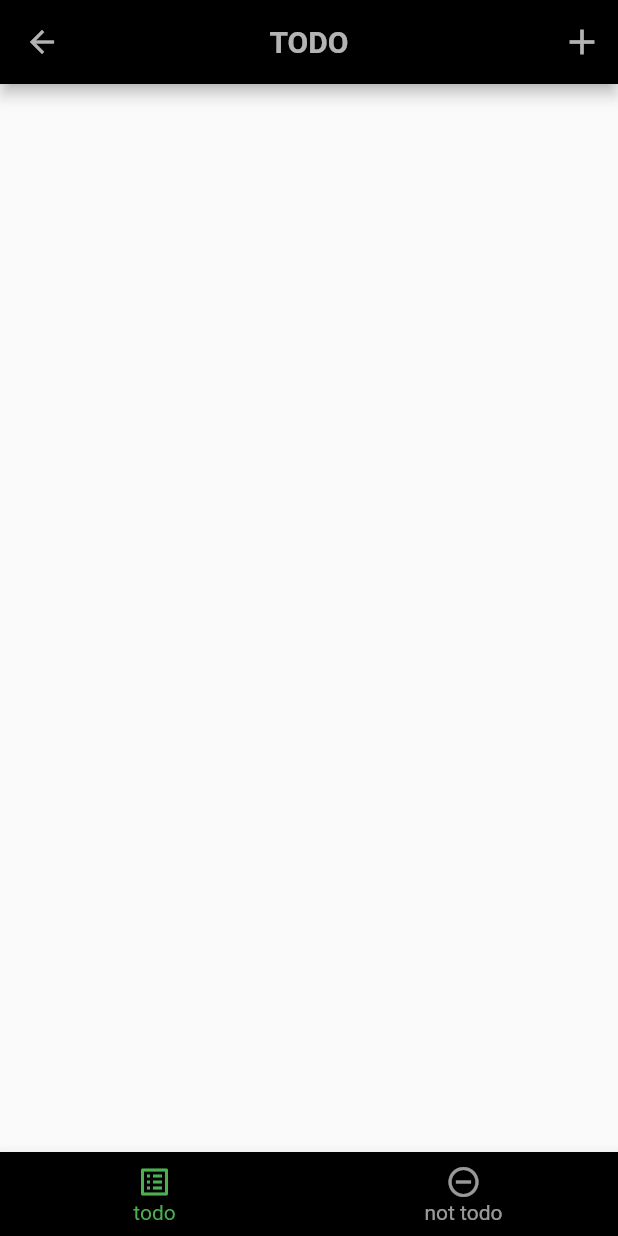
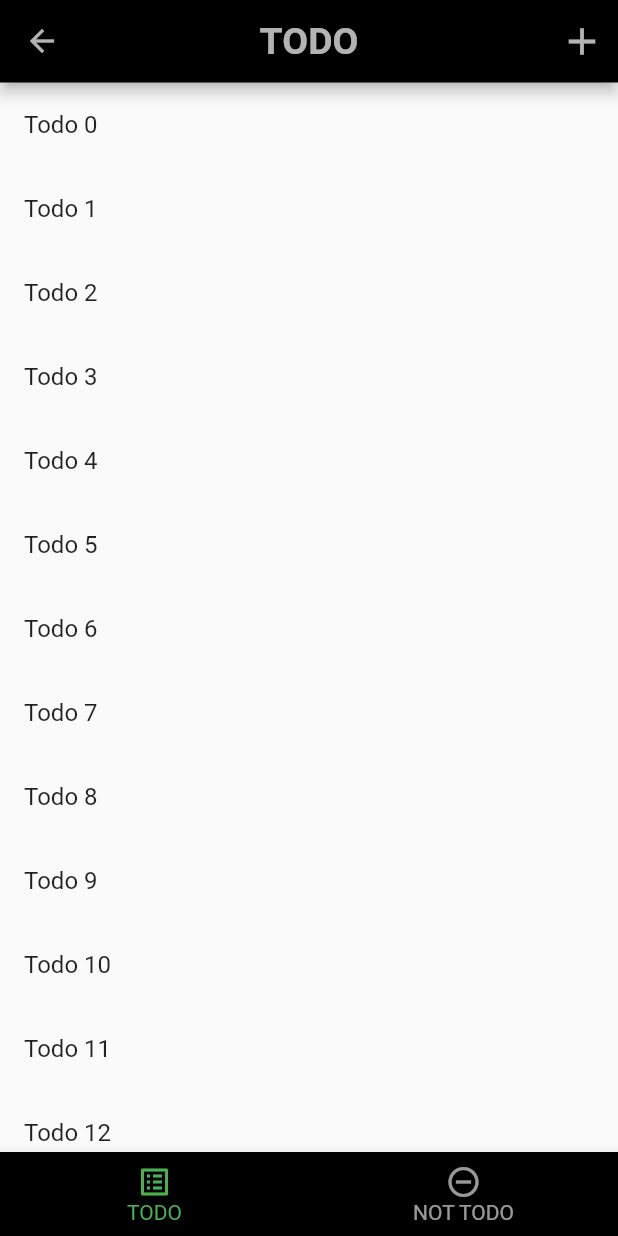
Before and after one commit to ddorori7/flutter-practice, a Flutter app: the TodoListView screen opened by its route, on a phone screen of 412 x 824 dp. Run offline on Flutter 3.47's test engine with Material 2 defaults, Android fonts, the phone set to English and light mode, and no system bars; our stand-ins replace get.

Commit message:
앱바 컴포넌트 정리, 페이지 정리

```diff
--- /dev/null
+++ b/lib/pages/detail_screen.dart
@@ -0,0 +1,29 @@
+// 투두 타일 선택시! 상세화면
+import 'package:flutter/material.dart';
+import 'package:hello_world/models/todo.dart';
+import 'package:hello_world/widget/todo_appbar.dart';
+
+class DetailScreen extends StatelessWidget {
+  // Todo를 들고 있을 필드를 선언합니다.
+  final Todo todo;
+
+  // 생성자는 Todo를 인자로 받습니다.
+  const DetailScreen({Key? key, required this.todo}) : super(key: key);
+
+  @override
+  Widget build(BuildContext context) {
+    // UI를 그리기 위해 Todo를 사용합니다.
+    return Scaffold(
+      appBar: TodoAppbar(
+        title: todo.title,
+      ),
+      body: Container(
+        padding: const EdgeInsets.all(20.0),
+        child: Text(todo.description,
+            style: const TextStyle(
+              fontSize: 20,
+            )),
+      ),
+    );
+  }
+}
--- a/lib/pages/todo_list_view.dart
+++ b/lib/pages/todo_list_view.dart
@@ -1,4 +1,8 @@
 import 'package:flutter/material.dart';
+import 'package:hello_world/models/todo.dart';
+import 'package:hello_world/widget/todo_appbar.dart';
+
+import 'detail_screen.dart';
 
 class TodoListView extends StatefulWidget {
   const TodoListView({Key? key}) : super(key: key);
@@ -10,6 +14,17 @@ class TodoListView extends StatefulWidget {
 class _TodoListViewState extends State<TodoListView> {
   int _selectedIndex = 0;
   String title = "TODO";
+  List<Todo> todos = [];
+
+  @override
+  void initState() {
+    todos = List.generate(
+      20,
+      (i) => Todo('Todo $i',
+          'A description of what needs to be done for Todo $i', true),
+    );
+    super.initState();
+  }
 
   void setTitle() {
     if (_selectedIndex == 0) {
@@ -22,31 +37,9 @@ class _TodoListViewState extends State<TodoListView> {
   @override
   Widget build(BuildContext context) {
     return Scaffold(
-      appBar: AppBar(
-        iconTheme: const IconThemeData(
-          color: Colors.white70,
-        ),
-        centerTitle: true,
-        backgroundColor: Colors.black,
-        title: Text(
-          title,
-          textAlign: TextAlign.center,
-          style: const TextStyle(
-            fontSize: 20,
-            fontWeight: FontWeight.w700,
-            color: Colors.white70,
-          ),
-        ),
-        actions: [
-          IconButton(
-            // TODO: 리스트에 추가할 수 있게! 모달 만들기
-            onPressed: () {},
-            icon: const Icon(
-              Icons.add,
-              size: 28,
-            ),
-          )
-        ],
+      appBar: TodoAppbar(
+        title: title,
+        addButton: true,
       ),
       bottomNavigationBar: BottomNavigationBar(
         type: BottomNavigationBarType.fixed,
@@ -64,32 +57,55 @@ class _TodoListViewState extends State<TodoListView> {
         },
         items: const [
           BottomNavigationBarItem(
-            label: "todo",
+            label: "TODO",
             icon: Icon(Icons.list_alt_outlined),
           ),
           BottomNavigationBarItem(
-            label: "not todo",
+            label: "NOT TODO",
             icon: Icon(Icons.do_not_disturb_on_outlined),
           ),
         ],
       ),
       body: Center(
-        child: _widgetOptions.elementAt(_selectedIndex),
+        child: [
+          _TodoListTab(
+            todos: todos,
+          ),
+          const Text("Not Todos"),
+        ].elementAt(_selectedIndex),
       ),
     );
   }
 }
 
-List _widgetOptions = [
-  const _TodoListTab(),
-  const Text("Not Todos"),
-];
+class _TodoListTab extends StatelessWidget {
+  final List<Todo> todos;
 
-class _TodoListTab extends StatelessWidget {
-  const _TodoListTab({Key? key}) : super(key: key);
+  const _TodoListTab({
+    Key? key,
+    required this.todos,
+  }) : super(key: key);
 
   @override
   Widget build(BuildContext context) {
-    return ListView();
+    return ListView.builder(
+      itemCount: todos.length,
+      itemBuilder: (context, index) {
+        return ListTile(
+          title: Text(todos[index].title),
+          // 사용자가 ListTile을 선택하면, DetailScreen으로 이동합니다.
+          // DetailScreen을 생성할 뿐만 아니라, 현재 todo를 같이 전달해야
+          // 한다는 것을 명심하세요.
+          onTap: () {
+            Navigator.push(
+              context,
+              MaterialPageRoute(
+                builder: (context) => DetailScreen(todo: todos[index]),
+              ),
+            );
+          },
+        );
+      },
+    );
   }
 }
--- /dev/null
+++ b/lib/widget/todo_appbar.dart
@@ -0,0 +1,47 @@
+import 'package:flutter/material.dart';
+
+class TodoAppbar extends StatelessWidget implements PreferredSizeWidget {
+  @override
+  final Size preferredSize = const Size.fromHeight(55.0);
+  final String title;
+  final bool addButton;
+
+  const TodoAppbar({
+    Key? key,
+    this.addButton = false,
+    required this.title,
+  }) : super(
+          key: key,
+        );
+
+  Widget build(BuildContext context) {
+    return AppBar(
+      iconTheme: const IconThemeData(
+        color: Colors.white70,
+      ),
+      centerTitle: true,
+      backgroundColor: Colors.black,
+      title: Text(
+        title,
+        textAlign: TextAlign.center,
+        style: const TextStyle(
+          fontSize: 25,
+          fontWeight: FontWeight.w700,
+          color: Colors.white70,
+        ),
+      ),
+      actions: [
+        addButton
+            ? IconButton(
+                // TODO: 리스트에 추가할 수 있게! 모달 만들기
+                onPressed: () {},
+                icon: const Icon(
+                  Icons.add,
+                  size: 30,
+                ),
+              )
+            : Container()
+      ],
+    );
+  }
+}
```
Also changed, not shown: lib/models/todo.dart (renamed from lib/widget/todo.dart).
